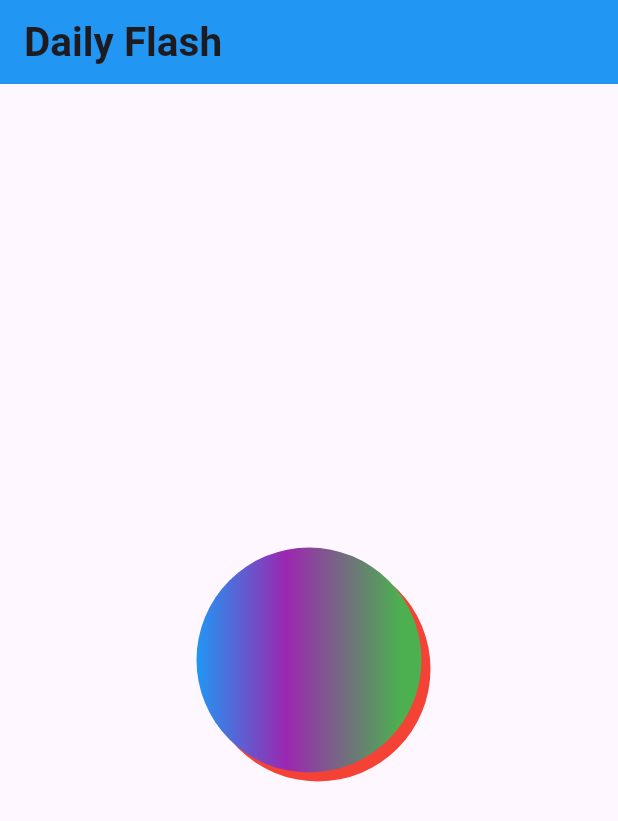
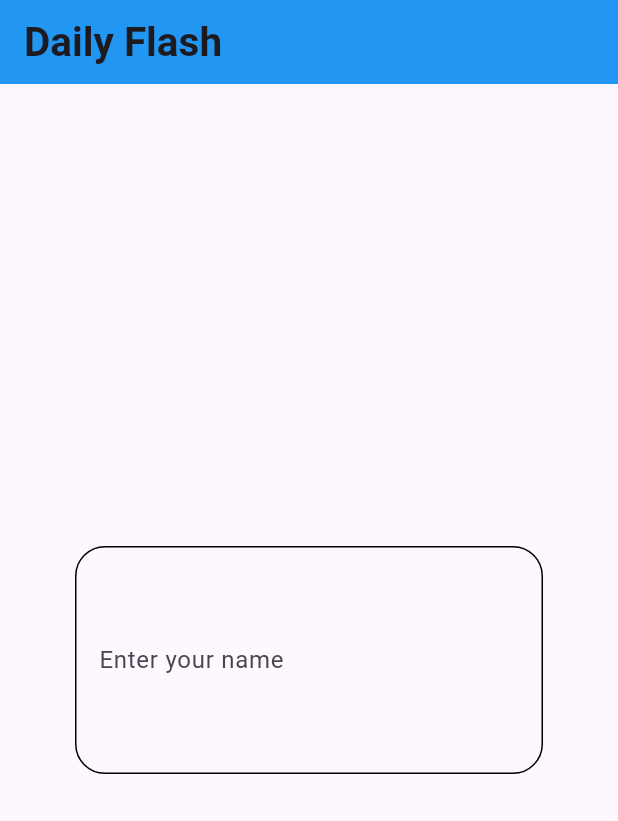
Before and after one commit to Aaditya-flutter/Dailyflash, a Flutter app: the screen it shows after launch, on a phone screen of 412 x 824 dp. Shown: the top 821 px of the screen. Run offline on Flutter 3.47's test engine with Material 3 defaults, Android fonts, the phone set to English and light mode, and no system bars.

Commit message:
Dailyflash day_11 all assignments completed

```diff
--- /dev/null
+++ b/Assignments/dailyflash/lib/Day_11/assignment5.dart
@@ -0,0 +1,50 @@
+// Create a TextField which must take a certain height. Also, change the color of the cursor to red. The height of the text field must be given using the parameter present inside the Textfield i.e. do not use a sized box or any other widget to give size to the Textfield.
+
+import 'package:flutter/material.dart';
+
+class Assignment55 extends StatefulWidget {
+  const Assignment55({super.key});
+
+  @override
+  State<Assignment55> createState() => _Assignment55State();
+}
+
+class _Assignment55State extends State<Assignment55> {
+  @override
+  Widget build(BuildContext context) {
+    return Scaffold(
+      appBar: AppBar(
+        title: const Text(
+          "Daily Flash",
+          style: TextStyle(
+            fontSize: 27,
+            fontWeight: FontWeight.w600,
+          ),
+        ),
+        backgroundColor: Colors.blue,
+      ),
+      body: const Center(
+        child: Padding(
+          padding: EdgeInsets.all(50.0),
+          child: TextField(
+            cursorColor: Colors.red,
+            maxLines: 5,
+            decoration: InputDecoration(
+              labelText: "Enter your name",
+              enabledBorder: OutlineInputBorder(
+                borderRadius: BorderRadius.all(
+                  Radius.circular(20),
+                ),
+              ),
+              focusedBorder: OutlineInputBorder(
+                borderRadius: BorderRadius.all(
+                  Radius.circular(20),
+                ),
+              ),
+            ),
+          ),
+        ),
+      ),
+    );
+  }
+}
--- a/Assignments/dailyflash/lib/main.dart
+++ b/Assignments/dailyflash/lib/main.dart
@@ -12,7 +12,7 @@ class MainApp extends StatelessWidget {
   Widget build(BuildContext context) {
     return const MaterialApp(
       debugShowCheckedModeBanner: false,
-      home: Assignment50(),
+      home: Assignment55(),
     );
   }
 }
--- a/Assignments/dailyflash/lib/my_library.dart
+++ b/Assignments/dailyflash/lib/my_library.dart
@@ -84,3 +84,8 @@ export 'Day_10/assignment2.dart';
 export 'Day_10/assignment3.dart';
 export 'Day_10/assignment4.dart';
 export 'Day_10/assignment5.dart';
+export 'Day_11/assignment1.dart';
+export 'Day_11/assignment2.dart';
+export 'Day_11/assignment3.dart';
+export 'Day_11/assignment4.dart';
+export 'Day_11/assignment5.dart';
```
Also changed, not shown: Assignments/dailyflash/lib/Day_11/assignment1.dart (added, +47 -0 lines), Assignments/dailyflash/lib/Day_11/assignment2.dart (added, +49 -0 lines), Assignments/dailyflash/lib/Day_11/assignment3.dart (added, +50 -0 lines), Assignments/dailyflash/lib/Day_11/assignment4.dart (added, +49 -0 lines), 5 other files.
